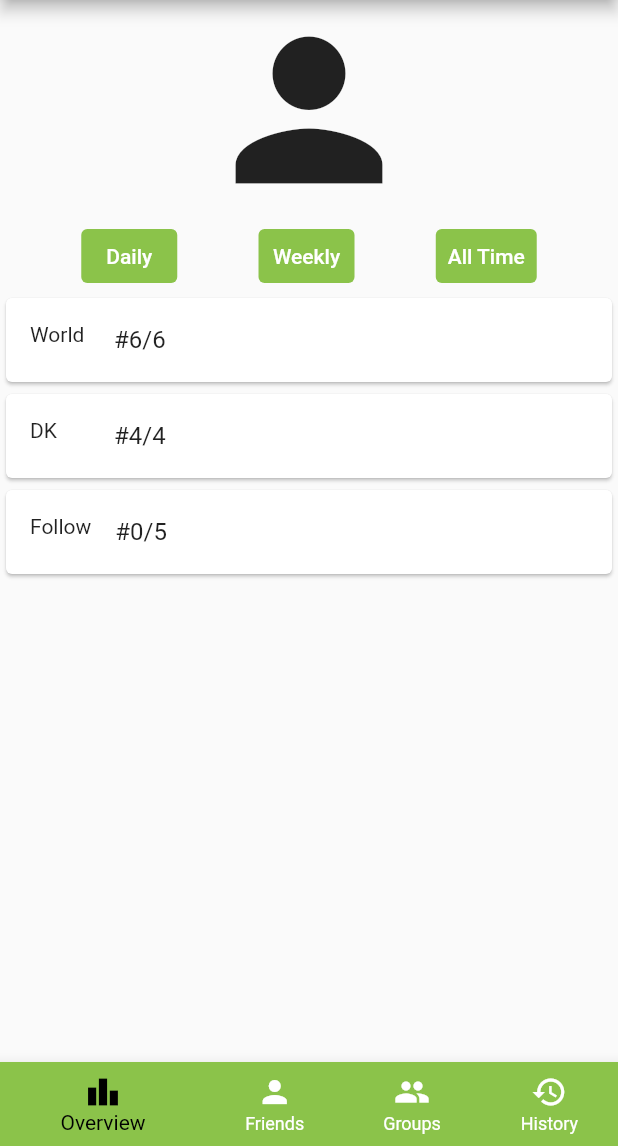
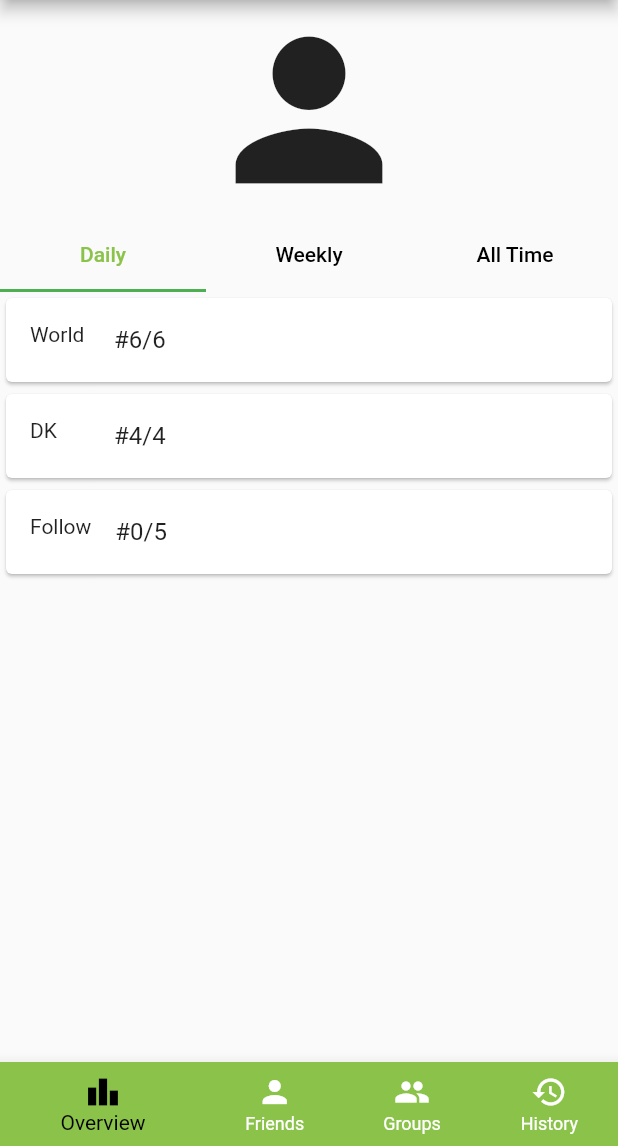
Before and after one commit to SEbbaDK/maptogether, a Flutter app: the SocialScreen screen opened directly, on a phone screen of 412 x 824 dp, the part 90-1236 px from its top. Run offline on Flutter 3.47's test engine with Material 2 defaults, Android fonts, the phone set to English and light mode, and no system bars; our stand-ins replace flutter_map, latlong; missing offline and left inert: flutter_map_marker_cluster, time_range_picker; accounts and stored records are empty.

Commit message:
Replace buttons with a TabBar for daily/weekly/all time view Leaderboard

```diff
--- a/client/lib/widgets/social_menu_widgets/overview.dart
+++ b/client/lib/widgets/social_menu_widgets/overview.dart
@@ -11,9 +11,23 @@ class Overview extends StatefulWidget {
   _OverviewView createState() => _OverviewView();
 }
 
-class _OverviewView extends State<Overview>{
+class _OverviewView extends State<Overview> with TickerProviderStateMixin{
   //Modes are All, Weekly and Daily, changes depending on which leaderboards we are interested in
   String mode = "All";
+  TabController _nestedTabController;
+
+  @override
+  void initState(){
+    super.initState();
+
+    _nestedTabController = new TabController(length: 3, vsync: this);
+  }
+
+  @override
+  void dispose(){
+    super.dispose();
+    _nestedTabController.dispose();
+  }
 
   @override
   Widget build(BuildContext context) {
@@ -24,42 +38,23 @@ class _OverviewView extends State<Overview>{
           flex: 2,
             child: UserOverView()
         ),
-        Row(
-          mainAxisAlignment: MainAxisAlignment.spaceEvenly,
-          children: <Widget>[
-            TextButton(
-              onPressed: (){
-                mode = "Daily";
-              },
-              child: Text("Daily", textAlign: TextAlign.center),
-              style: TextButton.styleFrom(
-                  primary: Colors.white,
-                  backgroundColor: Colors.lightGreen
+        TabBar(
+            controller: _nestedTabController,
+            indicatorColor: Colors.green,
+            labelColor: Colors.lightGreen,
+            unselectedLabelColor: Colors.black,
+            isScrollable: false,
+            tabs: <Widget>[
+              Tab(
+                text: "Daily",
               ),
-            ),
-
-            TextButton(
-              onPressed: (){
-                mode = "Weekly";
-              },
-              child: Text("Weekly", textAlign: TextAlign.center),
-              style: TextButton.styleFrom(
-                primary: Colors.white,
-                backgroundColor: Colors.lightGreen
+              Tab(
+                text: "Weekly",
               ),
-            ),
-
-            TextButton(
-              onPressed: (){
-                mode = "All";
-              },
-              child: Text("All Time", textAlign: TextAlign.center),
-              style: TextButton.styleFrom(
-                  primary: Colors.white,
-                  backgroundColor: Colors.lightGreen
+              Tab(
+                text: "All Time",
               ),
-          )
-          ],
+            ]
         ),
         Expanded(
           flex: 7,
```
